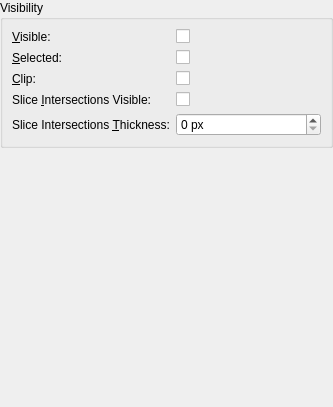
Above: Libs/MRML/Widgets/Resources/UI/qMRMLDisplayNodeWidget.ui from Slicer/SlicerGitSVNArchive before the change. Below: the same form after it.
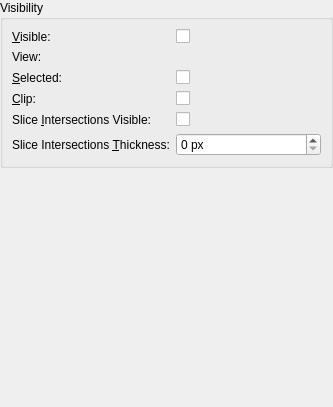
That is the form after the change. Custom widgets are drawn as their Qt base class.

Commit message:
ENH: add view node combo box for models
Gives users a GUI element to set models visible in selected
views.
Updated the displayable manager so that the model slice intersection
honors the overall display node visibility setting.

Issue #3216

What changed in the file:
```diff
--- a/Libs/MRML/Widgets/Resources/UI/qMRMLDisplayNodeWidget.ui
+++ b/Libs/MRML/Widgets/Resources/UI/qMRMLDisplayNodeWidget.ui
@@ -40,7 +40,7 @@
         </property>
        </widget>
       </item>
-      <item row="1" column="0">
+      <item row="2" column="0">
        <widget class="QLabel" name="SelectedLabel">
         <property name="text">
          <string>&amp;Selected:</string>
@@ -50,14 +50,14 @@
         </property>
        </widget>
       </item>
-      <item row="1" column="1">
+      <item row="2" column="1">
        <widget class="QCheckBox" name="SelectedCheckBox">
         <property name="text">
          <string/>
         </property>
        </widget>
       </item>
-      <item row="2" column="0">
+      <item row="3" column="0">
        <widget class="QLabel" name="ClippingLabel">
         <property name="text">
          <string>&amp;Clip:</string>
@@ -67,14 +67,14 @@
         </property>
        </widget>
       </item>
-      <item row="2" column="1">
+      <item row="3" column="1">
        <widget class="QCheckBox" name="ClippingCheckBox">
         <property name="text">
          <string/>
         </property>
        </widget>
       </item>
-      <item row="3" column="0">
+      <item row="4" column="0">
        <widget class="QLabel" name="SliceIntersectionVisibilityLabel">
         <property name="text">
          <string>Slice &amp;Intersections Visible:</string>
@@ -84,14 +84,14 @@
         </property>
        </widget>
       </item>
-      <item row="3" column="1">
+      <item row="4" column="1">
        <widget class="QCheckBox" name="SliceIntersectionVisibilityCheckBox">
         <property name="text">
          <string/>
         </property>
        </widget>
       </item>
-      <item row="4" column="0">
+      <item row="5" column="0">
        <widget class="QLabel" name="SliceIntersectionThicknessLabel">
         <property name="text">
          <string>Slice Intersections &amp;Thickness:</string>
@@ -101,7 +101,7 @@
         </property>
        </widget>
       </item>
-      <item row="4" column="1">
+      <item row="5" column="1">
        <widget class="QSpinBox" name="SliceIntersectionThicknessSpinBox">
         <property name="suffix">
          <string> px</string>
@@ -117,6 +117,20 @@
         </property>
        </widget>
       </item>
+      <item row="1" column="1">
+       <widget class="qMRMLDisplayNodeViewComboBox" name="DisplayNodeViewComboBox">
+        <property name="toolTip">
+         <string>Select views in which to show this node. All unchecked shows in all 3D and 2D views.</string>
+        </property>
+       </widget>
+      </item>
+      <item row="1" column="0">
+       <widget class="QLabel" name="DisplayNodeViewLabel">
+        <property name="text">
+         <string>View:</string>
+        </property>
+       </widget>
+      </item>
      </layout>
     </widget>
    </item>
@@ -126,6 +140,21 @@
   </layout>
  </widget>
  <customwidgets>
+  <customwidget>
+   <class>qMRMLCheckableNodeComboBox</class>
+   <extends>qMRMLNodeComboBox</extends>
+   <header>qMRMLCheckableNodeComboBox.h</header>
+  </customwidget>
+  <customwidget>
+   <class>qMRMLDisplayNodeViewComboBox</class>
+   <extends>qMRMLCheckableNodeComboBox</extends>
+   <header>qMRMLDisplayNodeViewComboBox.h</header>
+  </customwidget>
+  <customwidget>
+   <class>qMRMLNodeComboBox</class>
+   <extends>QWidget</extends>
+   <header>qMRMLNodeComboBox.h</header>
+  </customwidget>
   <customwidget>
    <class>ctkVTKPropertyWidget</class>
    <extends>QWidget</extends>
```
The commit also changes 2 other files.
